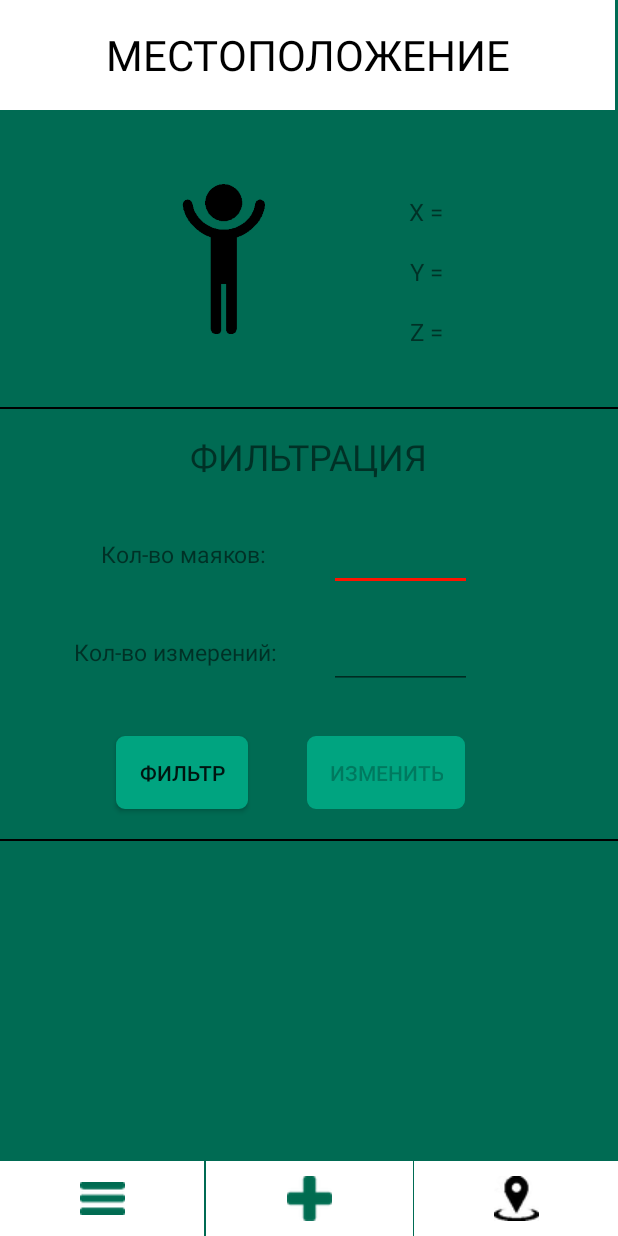
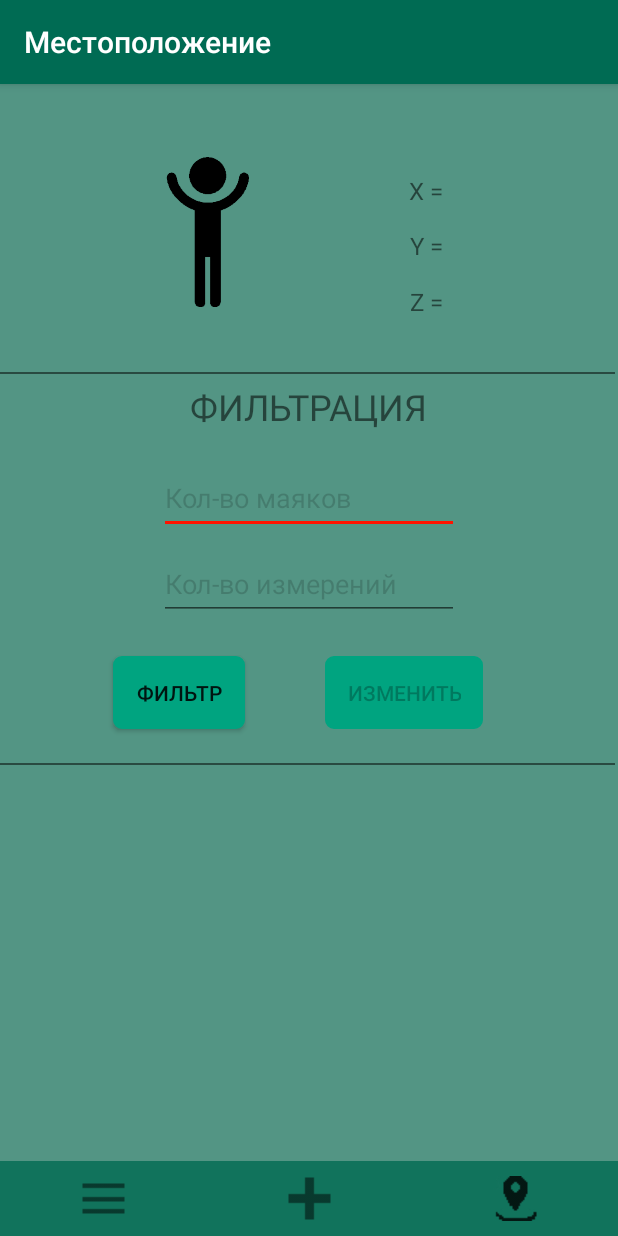
Before and after one commit to edward-nek/bluetooth_orient_3d, an Android app: the PositionActivity screen opened directly, with no data from a screen before it, on a phone screen of 412 x 824 dp. Run offline under Robolectric (Android 15) with nearby library versions, the light colour scheme and no system bars.

Commit message:
Внес корректировки по дизайну + добавил actionbar

```diff
--- a/NaviBlue/app/src/main/AndroidManifest.xml
+++ b/NaviBlue/app/src/main/AndroidManifest.xml
@@ -44,7 +44,9 @@
                 <category android:name="android.intent.category.LAUNCHER" />
             </intent-filter>
         </activity>
-        <activity android:name=".PositionActivity" android:screenOrientation="portrait">
+        <activity
+            android:name=".PositionActivity"
+            android:screenOrientation="portrait">
             <intent-filter>
                 <category android:name="android.intent.category.LAUNCHER" />
             </intent-filter>
--- a/NaviBlue/app/src/main/java/ru/nekrasoved/naviblue/PositionActivity.java
+++ b/NaviBlue/app/src/main/java/ru/nekrasoved/naviblue/PositionActivity.java
@@ -1,6 +1,7 @@
 package ru.nekrasoved.naviblue;
 
 import androidx.annotation.RequiresApi;
+import androidx.appcompat.app.ActionBar;
 import androidx.appcompat.app.AppCompatActivity;
 
 import android.bluetooth.BluetoothAdapter;
@@ -11,6 +12,8 @@ import android.bluetooth.le.ScanResult;
 import android.content.Context;
 import android.content.Intent;
 import android.database.Cursor;
+import android.graphics.Color;
+import android.graphics.drawable.ColorDrawable;
 import android.os.AsyncTask;
 import android.os.Build;
 import android.os.Bundle;
@@ -69,11 +72,8 @@ public class PositionActivity extends AppCompatActivity {
 
         //скрыть панель навигации начало
 
-        final int flags = View.SYSTEM_UI_FLAG_LAYOUT_STABLE
-                | View.SYSTEM_UI_FLAG_LAYOUT_HIDE_NAVIGATION
-                | View.SYSTEM_UI_FLAG_LAYOUT_FULLSCREEN
+        final int flags = View.SYSTEM_UI_FLAG_LAYOUT_FULLSCREEN
                 | View.SYSTEM_UI_FLAG_HIDE_NAVIGATION
-                | View.SYSTEM_UI_FLAG_FULLSCREEN
                 | View.SYSTEM_UI_FLAG_IMMERSIVE_STICKY;
 
         getWindow().getDecorView().setSystemUiVisibility(flags);
@@ -94,6 +94,11 @@ public class PositionActivity extends AppCompatActivity {
                 });
 
         //скрыть панель навигации конец
+
+        ActionBar actionBar = getSupportActionBar();
+        actionBar.setTitle("Местоположение");
+        actionBar.setBackgroundDrawable(new ColorDrawable(Color.parseColor("#006B53")));
+
 
         dbBeacon = new DBBeacon(this);
         dbBeacon.open();
@@ -210,6 +215,9 @@ public class PositionActivity extends AppCompatActivity {
 //                }
 //            }
 //        });
+
+
+
 
         btFiltr = (Button) findViewById(R.id.bt_pos_Filtr);
         btCorrect = (Button) findViewById(R.id.bt_pos_Correct);
@@ -409,13 +417,9 @@ public class PositionActivity extends AppCompatActivity {
     public void onWindowFocusChanged(boolean hasFocus)
     {
         super.onWindowFocusChanged(hasFocus);
-        getWindow().getDecorView().setSystemUiVisibility(
-                View.SYSTEM_UI_FLAG_LAYOUT_STABLE
-                        | View.SYSTEM_UI_FLAG_LAYOUT_HIDE_NAVIGATION
-                        | View.SYSTEM_UI_FLAG_LAYOUT_FULLSCREEN
-                        | View.SYSTEM_UI_FLAG_HIDE_NAVIGATION
-                        | View.SYSTEM_UI_FLAG_FULLSCREEN
-                        | View.SYSTEM_UI_FLAG_IMMERSIVE_STICKY);
+        getWindow().getDecorView().setSystemUiVisibility( View.SYSTEM_UI_FLAG_LAYOUT_FULLSCREEN
+                | View.SYSTEM_UI_FLAG_HIDE_NAVIGATION
+                | View.SYSTEM_UI_FLAG_IMMERSIVE_STICKY);
     }
 
     //расчет дистанции до маяка
--- a/NaviBlue/app/src/main/res/layout/activity_position.xml
+++ b/NaviBlue/app/src/main/res/layout/activity_position.xml
@@ -4,86 +4,21 @@
     xmlns:tools="http://schemas.android.com/tools"
     android:layout_width="match_parent"
     android:layout_height="match_parent"
-    android:background="@color/bg_green"
+    android:background="@color/background"
     tools:context=".PositionActivity">
 
-    <TextView
-        android:id="@+id/textView"
-        android:layout_width="410dp"
-        android:layout_height="73dp"
-        android:layout_centerVertical="true"
-        android:background="@color/white"
-        android:gravity="center"
-        android:text="МЕСТОПОЛОЖЕНИЕ"
-        android:textColor="@color/dark"
-        android:textSize="28dp"
-
-        app:layout_constraintBottom_toBottomOf="parent"
-        app:layout_constraintHorizontal_bias="0.0"
-        app:layout_constraintLeft_toLeftOf="parent"
-        app:layout_constraintRight_toRightOf="parent"
-        app:layout_constraintTop_toTopOf="parent"
-        app:layout_constraintVertical_bias="0.0" />
-
-    <ImageButton
-        android:id="@+id/bt_map_spisok"
-        style="?android:attr/borderlessButtonStyle"
-        android:layout_width="136dp"
-        android:layout_height="50dp"
-        android:background="@color/white"
-        app:srcCompat="@drawable/spisok2"
-        android:scaleType="center"
-
-        app:layout_constraintBottom_toBottomOf="parent"
-        app:layout_constraintHorizontal_bias="0.0"
-        app:layout_constraintLeft_toLeftOf="parent"
-        app:layout_constraintRight_toRightOf="parent"
-        app:layout_constraintTop_toTopOf="parent"
-        app:layout_constraintVertical_bias="1" />
-
-    <ImageButton
-        android:id="@+id/bt_map_add"
-        android:layout_width="138dp"
-        android:layout_height="50dp"
-        app:srcCompat="@drawable/add1"
-        style="?android:attr/borderlessButtonStyle"
-        android:background="@color/white"
-        android:scaleType="center"
-
-        app:layout_constraintBottom_toBottomOf="parent"
-        app:layout_constraintHorizontal_bias="0.5"
-        app:layout_constraintLeft_toLeftOf="parent"
-        app:layout_constraintRight_toRightOf="parent"
-        app:layout_constraintTop_toTopOf="parent"
-        app:layout_constraintVertical_bias="1"  />
-
-    <ImageButton
-        android:id="@+id/bt_map_map"
-        android:layout_width="136dp"
-        android:layout_height="50dp"
-        app:srcCompat="@drawable/map2"
-        style="?android:attr/borderlessButtonStyle"
-        android:background="@color/white"
-        android:scaleType="center"
-
-        app:layout_constraintBottom_toBottomOf="parent"
-        app:layout_constraintHorizontal_bias="1"
-        app:layout_constraintLeft_toLeftOf="parent"
-        app:layout_constraintRight_toRightOf="parent"
-        app:layout_constraintTop_toTopOf="parent"
-        app:layout_constraintVertical_bias="1" />
 
     <ImageView
         android:id="@+id/imageView3"
         android:layout_width="93dp"
         android:layout_height="100dp"
+
         app:layout_constraintBottom_toBottomOf="parent"
-
-        app:layout_constraintHorizontal_bias="0.323"
+        app:layout_constraintHorizontal_bias="0.289"
         app:layout_constraintLeft_toLeftOf="parent"
         app:layout_constraintRight_toRightOf="parent"
         app:layout_constraintTop_toTopOf="parent"
-        app:layout_constraintVertical_bias="0.169"
+        app:layout_constraintVertical_bias="0.073"
         app:srcCompat="@drawable/stickman" />
 
     <TextView
@@ -98,7 +33,7 @@
         app:layout_constraintLeft_toLeftOf="parent"
         app:layout_constraintRight_toRightOf="parent"
         app:layout_constraintTop_toTopOf="parent"
-        app:layout_constraintVertical_bias="0.162"/>
+        app:layout_constraintVertical_bias="0.08" />
 
     <TextView
         android:id="@+id/tv_pos_Y"
@@ -108,11 +43,11 @@
         android:textSize="16dp"
 
         app:layout_constraintBottom_toBottomOf="parent"
-        app:layout_constraintHorizontal_bias="0.701"
+        app:layout_constraintHorizontal_bias="0.7"
         app:layout_constraintLeft_toLeftOf="parent"
         app:layout_constraintRight_toRightOf="parent"
         app:layout_constraintTop_toTopOf="parent"
-        app:layout_constraintVertical_bias="0.212" />
+        app:layout_constraintVertical_bias="0.13" />
 
     <TextView
         android:id="@+id/tv_pos_Z"
@@ -127,7 +62,7 @@
         app:layout_constraintLeft_toLeftOf="parent"
         app:layout_constraintRight_toRightOf="parent"
         app:layout_constraintTop_toTopOf="parent"
-        app:layout_constraintVertical_bias="0.262"/>
+        app:layout_constraintVertical_bias="0.18" />
 
     <TextView
         android:id="@+id/textView5"
@@ -141,12 +76,12 @@
         app:layout_constraintLeft_toLeftOf="parent"
         app:layout_constraintRight_toRightOf="parent"
         app:layout_constraintTop_toTopOf="parent"
-        app:layout_constraintVertical_bias="0.364" />
+        app:layout_constraintVertical_bias="0.27" />
 
     <ListView
         android:id="@+id/list_pos_beacon"
         android:layout_width="369dp"
-        android:layout_height="120dp"
+        android:layout_height="170dp"
         android:gravity="center_horizontal"
         android:padding="5dp"
         android:textSize="12dp"
@@ -154,114 +89,156 @@
         app:layout_constraintLeft_toLeftOf="parent"
         app:layout_constraintRight_toRightOf="parent"
         app:layout_constraintTop_toTopOf="parent"
-        app:layout_constraintVertical_bias="0.869" />
+        app:layout_constraintVertical_bias="0.85" >
+    </ListView>
 
-    <TextView
-        android:id="@+id/tv_pos1"
-        android:layout_width="wrap_content"
-        android:layout_height="wrap_content"
-        android:text="Кол-во маяков:"
-        android:textSize="15dp"
+
+    <EditText
+        android:id="@+id/et_pos_Filtr"
+        android:layout_width="200dp"
+        android:layout_height="48dp"
+        android:ems="10"
+        android:hint="Кол-во маяков"
+        android:inputType="number"
+        android:maxLength="4"
+        android:textColorHint="#2A030303"
+
         app:layout_constraintBottom_toBottomOf="parent"
-        app:layout_constraintHorizontal_bias="0.223"
+        app:layout_constraintHorizontal_bias="0.5"
         app:layout_constraintLeft_toLeftOf="parent"
         app:layout_constraintRight_toRightOf="parent"
         app:layout_constraintTop_toTopOf="parent"
-        app:layout_constraintVertical_bias="0.447" />
+        app:layout_constraintVertical_bias="0.35" />
 
-    <TextView
-        android:id="@+id/tv_pos2"
-        android:layout_width="wrap_content"
-        android:layout_height="wrap_content"
-        android:text="Кол-во измерений:"
-        android:textSize="15dp"
+    <EditText
+        android:id="@+id/et_pos_Count"
+        android:layout_width="200dp"
+        android:layout_height="48dp"
+        android:ems="10"
+        android:hint="Кол-во измерений"
+        android:inputType="number"
+        android:maxLength="4"
+        android:textColorHint="#2A030303"
+
         app:layout_constraintBottom_toBottomOf="parent"
-        app:layout_constraintHorizontal_bias="0.179"
+        app:layout_constraintHorizontal_bias="0.5"
         app:layout_constraintLeft_toLeftOf="parent"
         app:layout_constraintRight_toRightOf="parent"
         app:layout_constraintTop_toTopOf="parent"
-        app:layout_constraintVertical_bias="0.528" />
+        app:layout_constraintVertical_bias="0.43" />
 
-    <EditText
-        android:id="@+id/et_pos_Filtr"
-        android:layout_width="95dp"
-        android:layout_height="48dp"
-        android:ems="10"
-        android:inputType="number"
-        android:maxLength="4"
+    <Button
+        android:id="@+id/bt_pos_Filtr"
+        android:layout_width="wrap_content"
+        android:layout_height="wrap_content"
+        android:background="@drawable/roundrect"
+        android:text="Фильтр"
+
         app:layout_constraintBottom_toBottomOf="parent"
-        app:layout_constraintHorizontal_bias="0.693"
-        app:layout_constraintLeft_toLeftOf="parent"
-        app:layout_constraintRight_toRightOf="parent"
-        app:layout_constraintTop_toTopOf="parent"
-        app:layout_constraintVertical_bias="0.446" />
-
-    <EditText
-        android:id="@+id/et_pos_Count"
-        android:layout_width="95dp"
-        android:layout_height="48dp"
-        android:ems="10"
-        android:inputType="number"
-        android:maxLength="4"
-        app:layout_constraintBottom_toBottomOf="parent"
-        app:layout_constraintHorizontal_bias="0.693"
+        app:layout_constraintHorizontal_bias="0.232"
         app:layout_constraintLeft_toLeftOf="parent"
         app:layout_constraintRight_toRightOf="parent"
         app:layout_constraintTop_toTopOf="parent"
         app:layout_constraintVertical_bias="0.53" />
 
     <Button
-        android:id="@+id/bt_pos_Filtr"
+        android:id="@+id/bt_pos_Correct"
         android:layout_width="wrap_content"
         android:layout_height="wrap_content"
-        android:text="Фильтр"
         android:background="@drawable/roundrect"
+        android:text="Изменить"
 
         app:layout_constraintBottom_toBottomOf="parent"
-        app:layout_constraintHorizontal_bias="0.238"
+        app:layout_constraintHorizontal_bias="0.707"
         app:layout_constraintLeft_toLeftOf="parent"
         app:layout_constraintRight_toRightOf="parent"
         app:layout_constraintTop_toTopOf="parent"
-        app:layout_constraintVertical_bias="0.633" />
+        app:layout_constraintVertical_bias="0.53" />
 
-    <Button
-        android:id="@+id/bt_pos_Correct"
-        android:layout_width="wrap_content"
-        android:layout_height="wrap_content"
-        android:text="Изменить"
-        android:background="@drawable/roundrect"
+    <ImageView
+        android:id="@+id/imageView5"
+        android:layout_width="410dp"
+        android:layout_height="1dp"
+        app:layout_constraintBottom_toBottomOf="parent"
 
-        app:layout_constraintBottom_toBottomOf="parent"
-        app:layout_constraintHorizontal_bias="0.667"
+        app:layout_constraintHorizontal_bias="0"
         app:layout_constraintLeft_toLeftOf="parent"
         app:layout_constraintRight_toRightOf="parent"
         app:layout_constraintTop_toTopOf="parent"
-        app:layout_constraintVertical_bias="0.633" />
+        app:layout_constraintVertical_bias="0.25"
+        app:srcCompat="@color/line_background" />
+
 
     <ImageView
-        android:id="@+id/imageView5"
-        android:layout_width="413dp"
-        android:layout_height="1dp"
-        app:srcCompat="@android:color/background_dark"
+        android:id="@+id/imageView7"
+        android:layout_width="match_parent"
+        android:layout_height="50dp"
+        app:srcCompat="@color/menu_button"
 
         app:layout_constraintBottom_toBottomOf="parent"
         app:layout_constraintHorizontal_bias="0"
         app:layout_constraintLeft_toLeftOf="parent"
         app:layout_constraintRight_toRightOf="parent"
         app:layout_constraintTop_toTopOf="parent"
-        app:layout_constraintVertical_bias="0.33"/>
+        app:layout_constraintVertical_bias="1"/>
 
     <ImageView
         android:id="@+id/imageView6"
-        android:layout_width="413dp"
+        android:layout_width="410dp"
         android:layout_height="1dp"
-        app:srcCompat="@android:color/background_dark"
+        app:layout_constraintBottom_toBottomOf="parent"
 
-        app:layout_constraintBottom_toBottomOf="parent"
         app:layout_constraintHorizontal_bias="0"
         app:layout_constraintLeft_toLeftOf="parent"
         app:layout_constraintRight_toRightOf="parent"
         app:layout_constraintTop_toTopOf="parent"
-        app:layout_constraintVertical_bias="0.68"/>
+        app:layout_constraintVertical_bias="0.59"
+        app:srcCompat="@color/line_background" />
+
+    <ImageButton
+        android:id="@+id/bt_map_spisok"
+        style="?android:attr/borderlessButtonStyle"
+        android:layout_width="137dp"
+        android:layout_height="50dp"
+        android:scaleType="center"
+        app:layout_constraintBottom_toBottomOf="parent"
+
+        app:layout_constraintHorizontal_bias="0.0"
+        app:layout_constraintLeft_toLeftOf="parent"
+        app:layout_constraintRight_toRightOf="parent"
+        app:layout_constraintTop_toTopOf="parent"
+        app:layout_constraintVertical_bias="1"
+        app:srcCompat="@drawable/spisok2" />
+
+    <ImageButton
+        android:id="@+id/bt_map_add"
+        style="?android:attr/borderlessButtonStyle"
+        android:layout_width="137dp"
+        android:layout_height="50dp"
+        android:scaleType="center"
+        app:layout_constraintBottom_toBottomOf="parent"
+
+        app:layout_constraintHorizontal_bias="0.5"
+        app:layout_constraintLeft_toLeftOf="parent"
+        app:layout_constraintRight_toRightOf="parent"
+        app:layout_constraintTop_toTopOf="parent"
+        app:layout_constraintVertical_bias="1"
+        app:srcCompat="@drawable/add1" />
+
+    <ImageButton
+        android:id="@+id/bt_map_map"
+        style="?android:attr/borderlessButtonStyle"
+        android:layout_width="137dp"
+        android:layout_height="50dp"
+        android:scaleType="center"
+        app:layout_constraintBottom_toBottomOf="parent"
+
+        app:layout_constraintHorizontal_bias="1"
+        app:layout_constraintLeft_toLeftOf="parent"
+        app:layout_constraintRight_toRightOf="parent"
+        app:layout_constraintTop_toTopOf="parent"
+        app:layout_constraintVertical_bias="1"
+        app:srcCompat="@drawable/map2" />
+
 
 </androidx.constraintlayout.widget.ConstraintLayout>
--- a/NaviBlue/app/src/main/res/layout/start_main.xml
+++ b/NaviBlue/app/src/main/res/layout/start_main.xml
@@ -4,7 +4,7 @@
     xmlns:tools="http://schemas.android.com/tools"
     android:layout_width="match_parent"
     android:layout_height="match_parent"
-    android:background="@color/bg_green"
+    android:background="@color/background"
     tools:context=".MainActivity">
 
 
@@ -13,7 +13,6 @@
         style="?android:attr/borderlessButtonStyle"
         android:layout_width="196dp"
         android:layout_height="80dp"
-        android:background="@color/bg_green"
         android:scaleType="center"
 
         app:layout_constraintBottom_toBottomOf="parent"
--- a/NaviBlue/app/src/main/res/values/colors.xml
+++ b/NaviBlue/app/src/main/res/values/colors.xml
@@ -6,13 +6,15 @@
     <color name="bg_green">#006b53</color>
     <color name="white">#FFFFFF</color>
     <color name="dark">#000000</color>
-    <color name="lw_green">#00a480</color>
+    <color name="lw_green">#539584</color>
 
 
     <color name="header">#006B53</color> <!-- #FFFFFF -->
     <color name="text_header">#000000</color>
     <color name="line">#34000000</color> <!-- #000000 -->
     <color name="button">#00a480</color> <!-- #00a480 -->
-    <color name="background">#FFFFFF</color> <!-- #006b53 -->
+    <color name="background">#539584</color> <!-- #006b53 -->
+    <color name="menu_button">#CC006B53</color> <!-- #FFFFFF -->
+    <color name="line_background">#80000000</color> <!-- #000000 -->
 
 </resources>
--- a/NaviBlue/app/src/main/res/values/styles.xml
+++ b/NaviBlue/app/src/main/res/values/styles.xml
@@ -1,7 +1,7 @@
 <resources>
 
     <!-- Base application theme. -->
-    <style name="AppTheme" parent="Theme.AppCompat.Light.NoActionBar">
+    <style name="AppTheme" parent="Theme.AppCompat.Light.DarkActionBar">
         <!-- Customize your theme here. -->
         <item name="colorPrimary">@color/colorPrimary</item>
         <item name="colorPrimaryDark">@color/colorPrimaryDark</item>
```
Also changed, not shown: NaviBlue/app/src/main/java/ru/nekrasoved/naviblue/BeaconInfo.java (+17 -19 lines), NaviBlue/app/src/main/java/ru/nekrasoved/naviblue/BeaconsList.java (+8 -4 lines), NaviBlue/app/src/main/java/ru/nekrasoved/naviblue/MainActivity.java (+14 -5 lines), NaviBlue/app/src/main/java/ru/nekrasoved/naviblue/MainDeviceList.java (+10 -8 lines), NaviBlue/app/src/main/res/layout/activity_beacon_info.xml (+6 -40 lines), NaviBlue/app/src/main/res/layout/activity_beacons_list.xml (+16 -22 lines), NaviBlue/app/src/main/res/layout/list_devices.xml (+14 -21 lines), NaviBlue/app/src/main/res/drawable/add1.png, NaviBlue/app/src/main/res/drawable/add2.png, NaviBlue/app/src/main/res/drawable/map1.png, NaviBlue/app/src/main/res/drawable/map2.png, NaviBlue/app/src/main/res/drawable/spisok1.png, NaviBlue/app/src/main/res/drawable/spisok2.png.
